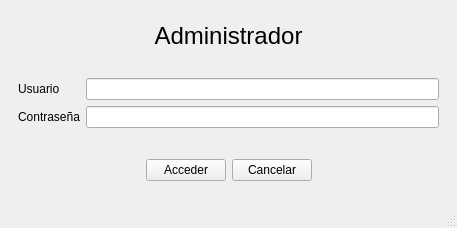
Old version of the form administrador.ui in the repository JA-Camacho/Qt-Sistema-de-Votacion.
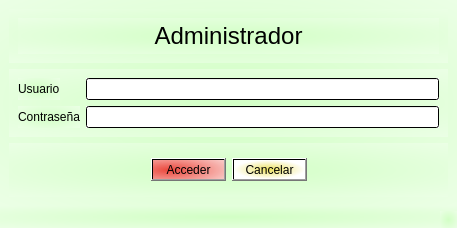
New version of the form.

Diff of the .ui file:
```diff
--- a/administrador.ui
+++ b/administrador.ui
@@ -13,6 +13,9 @@
   <property name="windowTitle">
    <string>MainWindow</string>
   </property>
+  <property name="styleSheet">
+   <string notr="true">background-color: qradialgradient(spread:pad, cx:0.5, cy:0.5, radius:1.271, fx:0.5, fy:0.5, stop:0 rgba(210, 255, 197, 255), stop:1 rgba(255, 255, 255, 255));</string>
+  </property>
   <widget class="QWidget" name="centralwidget">
    <layout class="QVBoxLayout" name="verticalLayout">
     <item>
@@ -39,7 +42,11 @@
         </widget>
        </item>
        <item row="0" column="1">
-        <widget class="QLineEdit" name="inUsuario"/>
+        <widget class="QLineEdit" name="inUsuario">
+         <property name="styleSheet">
+          <string notr="true">background-color: qradialgradient(spread:pad, cx:0.5, cy:0.5, radius:0.5, fx:0.5, fy:0.5, stop:0 rgba(255, 255, 255, 255), stop:1 rgba(255, 255, 255, 255));</string>
+         </property>
+        </widget>
        </item>
        <item row="1" column="0">
         <widget class="QLabel" name="label_2">
@@ -49,7 +56,11 @@
         </widget>
        </item>
        <item row="1" column="1">
-        <widget class="QLineEdit" name="inContrasena"/>
+        <widget class="QLineEdit" name="inContrasena">
+         <property name="styleSheet">
+          <string notr="true">background-color: qradialgradient(spread:pad, cx:0.5, cy:0.5, radius:0.5, fx:0.5, fy:0.5, stop:0 rgba(255, 255, 255, 255), stop:1 rgba(255, 255, 255, 255));</string>
+         </property>
+        </widget>
        </item>
       </layout>
      </widget>
@@ -72,6 +83,9 @@
        </item>
        <item>
         <widget class="QPushButton" name="cmdAcceder">
+         <property name="styleSheet">
+          <string notr="true">background-color: qradialgradient(spread:reflect, cx:0.239, cy:0.528273, radius:1.271, fx:0.233, fy:0.522727, stop:0 rgba(236, 61, 52, 241), stop:1 rgba(255, 255, 255, 255));</string>
+         </property>
          <property name="text">
           <string>Acceder</string>
          </property>
@@ -79,6 +93,9 @@
        </item>
        <item>
         <widget class="QPushButton" name="cmdCancelar">
+         <property name="styleSheet">
+          <string notr="true">background-color: qradialgradient(spread:pad, cx:0.5, cy:0.5, radius:0.5, fx:0.5, fy:0.5, stop:0 rgba(236, 225, 94, 255), stop:1 rgba(255, 255, 255, 255));</string>
+         </property>
          <property name="text">
           <string>Cancelar</string>
          </property>
```
Left out of the diff: 2 changed lines with no effect on the pictures.
